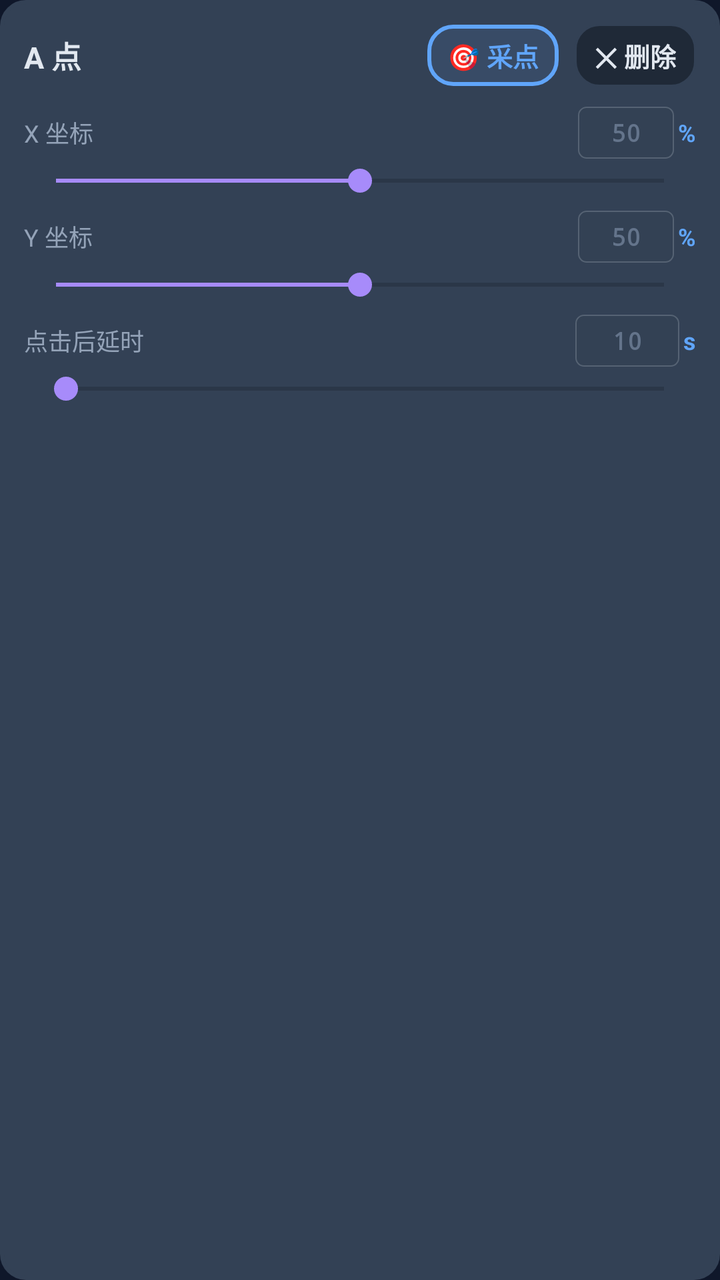
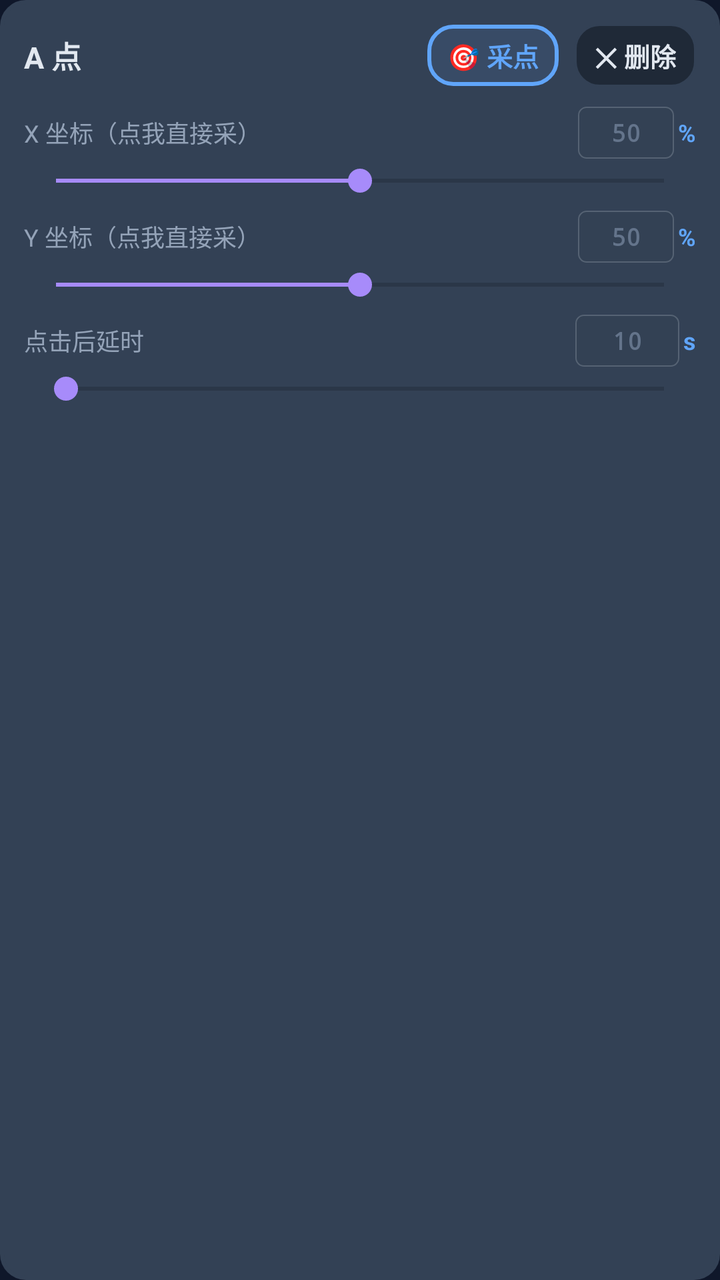

Compare the two renders of this Android layout. The source of the first and the diff that turns it into the second are given below.
<!-- AndroidManifest.xml: application theme Theme.SwipeSim -->
<!-- res/layout/row_point.xml -->
<?xml version="1.0" encoding="utf-8"?>
<LinearLayout xmlns:android="http://schemas.android.com/apk/res/android"
    android:layout_width="match_parent"
    android:layout_height="wrap_content"
    android:orientation="vertical"
    android:background="@drawable/bg_dir_normal"
    android:padding="12dp"
    android:layout_marginBottom="10dp">

    
    <LinearLayout
        android:layout_width="match_parent"
        android:layout_height="wrap_content"
        android:orientation="horizontal"
        android:gravity="center_vertical"
        android:layout_marginBottom="10dp">

        <TextView
            android:id="@+id/pt_name"
            android:layout_width="0dp"
            android:layout_height="wrap_content"
            android:layout_weight="1"
            android:text="A 点"
            android:textColor="@color/text1"
            android:textSize="15sp"
            android:textStyle="bold"/>

        <TextView
            android:id="@+id/btn_capture_point"
            android:layout_width="wrap_content"
            android:layout_height="wrap_content"
            android:text="🎯 采点"
            android:textColor="@color/primary"
            android:textStyle="bold"
            android:textSize="13sp"
            android:paddingHorizontal="10dp"
            android:paddingVertical="6dp"
            android:background="@drawable/bg_dir_selected"/>

        <TextView
            android:id="@+id/btn_remove_point"
            android:layout_width="wrap_content"
            android:layout_height="wrap_content"
            android:layout_marginStart="8dp"
            android:text="✕ 删除"
            android:textColor="#E2E8F0"
            android:textStyle="bold"
            android:textSize="13sp"
            android:paddingHorizontal="10dp"
            android:paddingVertical="6dp"
            android:background="@drawable/bg_card"/>
    </LinearLayout>

    
    <LinearLayout
        android:layout_width="match_parent"
        android:layout_height="wrap_content"
        android:orientation="horizontal"
        android:gravity="center_vertical"
        android:layout_marginBottom="2dp">
        <TextView
            android:layout_width="0dp"
            android:layout_height="wrap_content"
            android:layout_weight="1"
            android:text="X 坐标"
            android:textColor="@color/text2"
            android:textSize="12sp"/>
        <LinearLayout
            android:layout_width="wrap_content"
            android:layout_height="wrap_content"
            android:orientation="horizontal"
            android:gravity="center_vertical">
            <EditText
                android:id="@+id/pt_x_val"
                android:layout_width="48dp"
                android:layout_height="26dp"
                android:background="@drawable/bg_input"
                android:paddingStart="4dp"
                android:paddingEnd="4dp"
                android:inputType="numberDecimal"
                android:textColor="@color/primary"
                android:textColorHint="@color/text3"
                android:textSize="12sp"
                android:textStyle="bold"
                android:fontFamily="monospace"
                android:gravity="center"
                android:hint="50"/>
            <TextView
                android:layout_width="wrap_content"
                android:layout_height="wrap_content"
                android:text="%"
                android:textColor="@color/primary"
                android:textSize="12sp"
                android:textStyle="bold"
                android:layout_marginStart="2dp"/>
        </LinearLayout>
    </LinearLayout>
    <SeekBar
        android:id="@+id/pt_x_sb"
        android:layout_width="match_parent"
        android:layout_height="wrap_content"
        android:max="100"
        android:progress="50"
        android:layout_marginBottom="6dp"/>

    
    <LinearLayout
        android:layout_width="match_parent"
        android:layout_height="wrap_content"
        android:orientation="horizontal"
        android:gravity="center_vertical"
        android:layout_marginBottom="2dp">
        <TextView
            android:layout_width="0dp"
            android:layout_height="wrap_content"
            android:layout_weight="1"
            android:text="Y 坐标"
            android:textColor="@color/text2"
            android:textSize="12sp"/>
        <LinearLayout
            android:layout_width="wrap_content"
            android:layout_height="wrap_content"
            android:orientation="horizontal"
            android:gravity="center_vertical">
            <EditText
                android:id="@+id/pt_y_val"
                android:layout_width="48dp"
                android:layout_height="26dp"
                android:background="@drawable/bg_input"
                android:paddingStart="4dp"
                android:paddingEnd="4dp"
                android:inputType="numberDecimal"
                android:textColor="@color/primary"
                android:textColorHint="@color/text3"
                android:textSize="12sp"
                android:textStyle="bold"
                android:fontFamily="monospace"
                android:gravity="center"
                android:hint="50"/>
            <TextView
                android:layout_width="wrap_content"
                android:layout_height="wrap_content"
                android:text="%"
                android:textColor="@color/primary"
                android:textSize="12sp"
                android:textStyle="bold"
                android:layout_marginStart="2dp"/>
        </LinearLayout>
    </LinearLayout>
    <SeekBar
        android:id="@+id/pt_y_sb"
        android:layout_width="match_parent"
        android:layout_height="wrap_content"
        android:max="100"
        android:progress="50"
        android:layout_marginBottom="6dp"/>

    
    <LinearLayout
        android:layout_width="match_parent"
        android:layout_height="wrap_content"
        android:orientation="horizontal"
        android:gravity="center_vertical"
        android:layout_marginBottom="2dp">
        <TextView
            android:layout_width="0dp"
            android:layout_height="wrap_content"
            android:layout_weight="1"
            android:text="点击后延时"
            android:textColor="@color/text2"
            android:textSize="12sp"/>
        <LinearLayout
            android:layout_width="wrap_content"
            android:layout_height="wrap_content"
            android:orientation="horizontal"
            android:gravity="center_vertical">
            <EditText
                android:id="@+id/pt_delay_val"
                android:layout_width="52dp"
                android:layout_height="26dp"
                android:background="@drawable/bg_input"
                android:paddingStart="4dp"
                android:paddingEnd="4dp"
                android:inputType="numberDecimal"
                android:textColor="@color/primary"
                android:textColorHint="@color/text3"
                android:textSize="12sp"
                android:textStyle="bold"
                android:fontFamily="monospace"
                android:gravity="center"
                android:hint="10"/>
            <TextView
                android:layout_width="wrap_content"
                android:layout_height="wrap_content"
                android:text="s"
                android:textColor="@color/primary"
                android:textSize="12sp"
                android:textStyle="bold"
                android:layout_marginStart="2dp"/>
        </LinearLayout>
    </LinearLayout>
    <SeekBar
        android:id="@+id/pt_delay_sb"
        android:layout_width="match_parent"
        android:layout_height="wrap_content"
        android:max="600"
        android:progress="10"/>
</LinearLayout>
<!-- resources referenced by this layout -->
<resources>
  <color name="primary">#60A5FA</color>
  <color name="text1">#E2E8F0</color>
  <color name="text2">#94A3B8</color>
  <color name="text3">#64748B</color>
  <!-- drawable bg_card (drawable) -->
  <?xml version="1.0" encoding="utf-8"?>
  <shape xmlns:android="http://schemas.android.com/apk/res/android"
      android:shape="rectangle">
      <solid android:color="#1F2937"/>
      <corners android:radius="12dp"/>
      <stroke android:width="1dp" android:color="@color/divider"/>
  </shape>
  <!-- drawable bg_dir_normal (drawable) -->
  <?xml version="1.0" encoding="utf-8"?>
  <shape xmlns:android="http://schemas.android.com/apk/res/android"
      android:shape="rectangle">
      <solid android:color="#334155"/>
      <corners android:radius="12dp"/>
      <stroke android:width="2dp" android:color="@color/divider"/>
  </shape>
  <!-- drawable bg_dir_selected (drawable) -->
  <?xml version="1.0" encoding="utf-8"?>
  <shape xmlns:android="http://schemas.android.com/apk/res/android"
      android:shape="rectangle">
      <solid android:color="#1A60A5FA"/>
      <corners android:radius="12dp"/>
      <stroke android:width="2dp" android:color="@color/primary"/>
  </shape>
  <!-- drawable bg_input (drawable) -->
  <?xml version="1.0" encoding="utf-8"?>
  <shape xmlns:android="http://schemas.android.com/apk/res/android"
      android:shape="rectangle">
      <solid android:color="#14334155"/>
      <corners android:radius="4dp"/>
      <stroke android:width="0.5dp" android:color="#33E2E8F0"/>
  </shape>
  <style name="Theme.SwipeSim" parent="Theme.MaterialComponents.DayNight.DarkActionBar">
          <item name="colorPrimary">@color/primary</item>
          <item name="colorPrimaryVariant">@color/primary_alt</item>
          <item name="colorOnPrimary">@color/bg</item>
          <item name="colorSecondary">@color/primary_alt</item>
          <item name="android:windowBackground">@color/bg</item>
          <item name="android:statusBarColor">@color/bg</item>
          <item name="android:navigationBarColor">@color/bg</item>
      </style>
  <color name="divider">#334155</color>
  <color name="primary_alt">#A78BFA</color>
  <color name="bg">#0F172A</color>
</resources>

<!-- the commit's change to res/layout/row_point.xml (unified diff, before → after) -->
@@ -59,10 +59,11 @@
         android:gravity="center_vertical"
         android:layout_marginBottom="2dp">
         <TextView
-            android:layout_width="0dp"
-            android:layout_height="wrap_content"
-            android:layout_weight="1"
-            android:text="X 坐标"
+            android:id="@+id/pt_x_label"
+            android:layout_width="0dp"
+            android:layout_height="wrap_content"
+            android:layout_weight="1"
+            android:text="X 坐标（点我直接采）"
             android:textColor="@color/text2"
             android:textSize="12sp"/>
         <LinearLayout
@@ -111,10 +112,11 @@
         android:gravity="center_vertical"
         android:layout_marginBottom="2dp">
         <TextView
-            android:layout_width="0dp"
-            android:layout_height="wrap_content"
-            android:layout_weight="1"
-            android:text="Y 坐标"
+            android:id="@+id/pt_y_label"
+            android:layout_width="0dp"
+            android:layout_height="wrap_content"
+            android:layout_weight="1"
+            android:text="Y 坐标（点我直接采）"
             android:textColor="@color/text2"
             android:textSize="12sp"/>
         <LinearLayout
